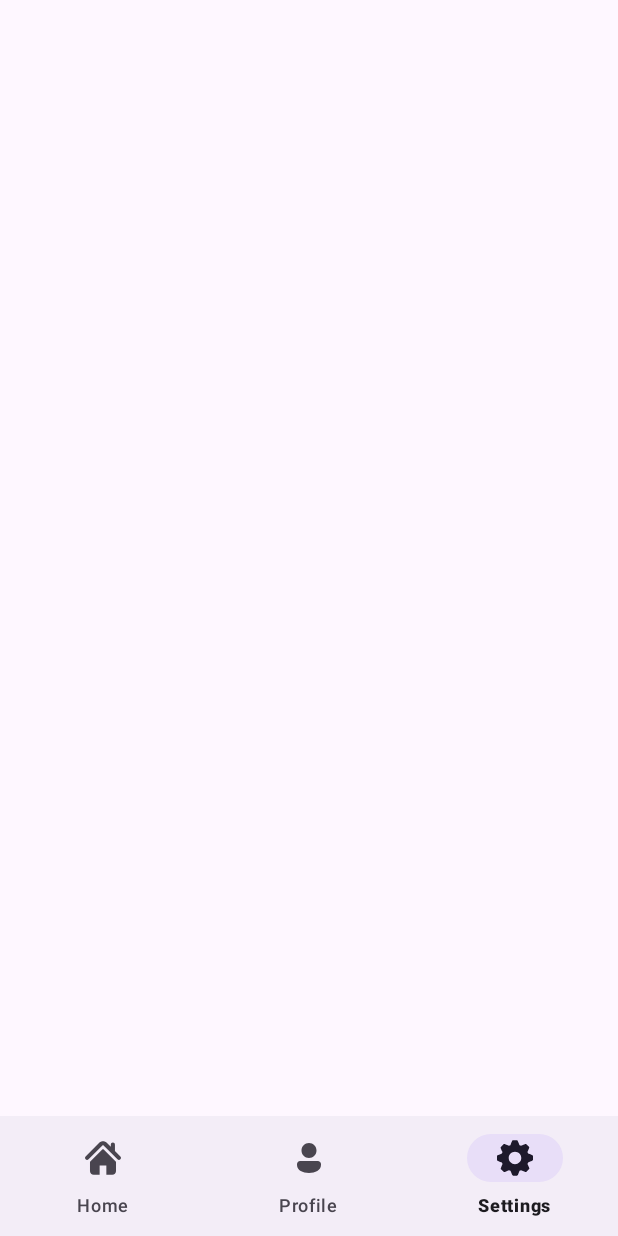
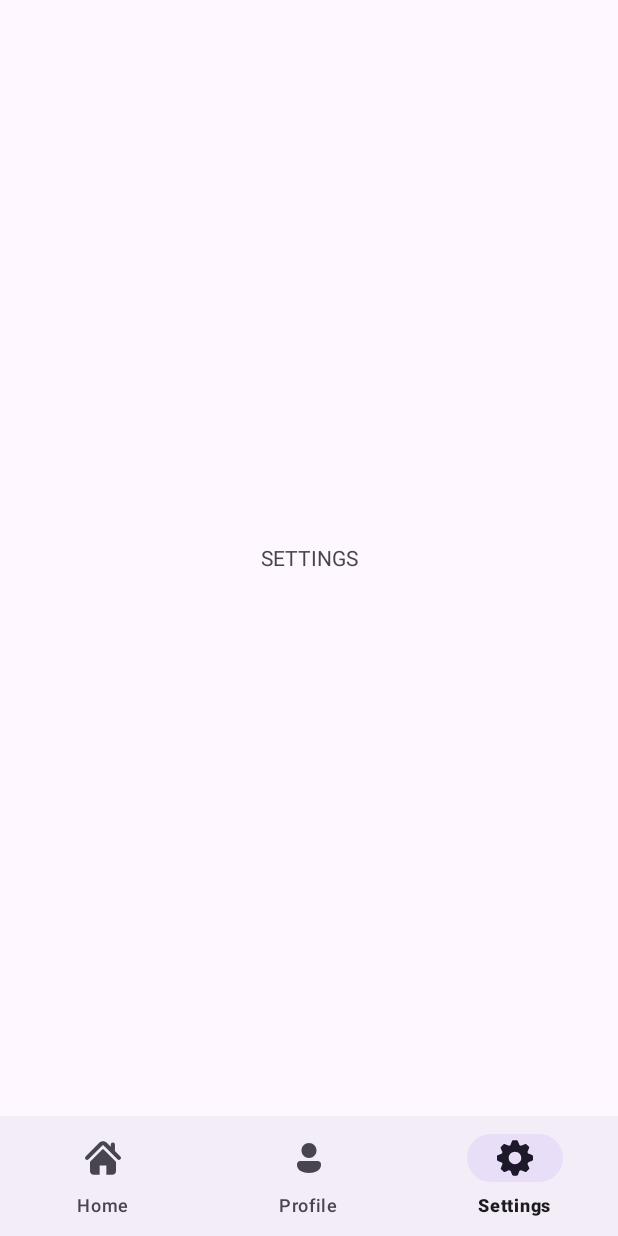
Before and after one commit to OkiMokie/Capstone, an Android app: the screen it shows after launch (MainActivity), item 3 of the bottom bar chosen, on a phone screen of 412 x 824 dp. Run offline under Robolectric (Android 15) with nearby library versions, the phone set to English and light mode, and no system bars; our stand-ins replace data binding.

Commit message:
Changes to make nav work

```diff
--- a/ElevateRetailApp/app/build.gradle.kts
+++ b/ElevateRetailApp/app/build.gradle.kts
@@ -46,6 +46,7 @@ dependencies {
     implementation(libs.material)
     implementation(libs.activity)
     implementation(libs.constraintlayout)
+    implementation("com.google.android.material:material:1.12.0")
     testImplementation(libs.junit)
     androidTestImplementation(libs.ext.junit)
     androidTestImplementation(libs.espresso.core)
--- a/ElevateRetailApp/app/src/main/java/com/example/elevateretailapp/HomeFragment.java
+++ b/ElevateRetailApp/app/src/main/java/com/example/elevateretailapp/HomeFragment.java
@@ -2,6 +2,8 @@ package com.example.elevateretailapp;
 
 import android.os.Bundle;
 
+import androidx.annotation.NonNull;
+import androidx.annotation.Nullable;
 import androidx.fragment.app.Fragment;
 
 import android.view.LayoutInflater;
@@ -55,9 +57,10 @@ public class HomeFragment extends Fragment {
         }
     }
 
+    @Nullable
     @Override
-    public View onCreateView(LayoutInflater inflater, ViewGroup container,
-                             Bundle savedInstanceState) {
+    public View onCreateView(@NonNull LayoutInflater inflater, @Nullable ViewGroup container,
+                             @Nullable Bundle savedInstanceState) {
         // Inflate the layout for this fragment
         return inflater.inflate(R.layout.fragment_home, container, false);
     }
--- a/ElevateRetailApp/app/src/main/java/com/example/elevateretailapp/MainActivity.java
+++ b/ElevateRetailApp/app/src/main/java/com/example/elevateretailapp/MainActivity.java
@@ -6,12 +6,14 @@ import com.example.elevateretailapp.databinding.ActivityMainBinding;
 import androidx.activity.EdgeToEdge;
 import androidx.appcompat.app.AppCompatActivity;
 import androidx.core.graphics.Insets;
+import androidx.fragment.app.Fragment;
 import androidx.core.view.ViewCompat;
 import androidx.core.view.WindowInsetsCompat;
 import androidx.fragment.app.Fragment;
 import androidx.fragment.app.FragmentManager;
 import androidx.fragment.app.FragmentTransaction;
 import com.example.elevateretailapp.R;
+import com.google.android.material.bottomnavigation.BottomNavigationView;
 
 
 public class MainActivity extends AppCompatActivity {
@@ -23,21 +25,28 @@ public class MainActivity extends AppCompatActivity {
         super.onCreate(savedInstanceState);
         binding = ActivityMainBinding.inflate(getLayoutInflater());
         EdgeToEdge.enable(this);
-        setContentView(binding.getRoot());
-        replaceFragment(new HomeFragment());
+        setContentView(R.layout.activity_main);
 
-        binding.bottomNavigationView.setOnItemSelectedListener(item -> {
+        BottomNavigationView bottomNavigationView = findViewById(R.id.bottomNavigationView);
+
+        Fragment homeFrag = new HomeFragment();
+        Fragment profileFrag = new ProfileFragment();
+        Fragment settingsFrag = new SettingsFragment();
+
+        setCurrentFragment(homeFrag);
+
+        bottomNavigationView.setOnNavigationItemSelectedListener(item -> {
 
             switch (item.getItemId()){
 
                 case R.id.Home:
-                    replaceFragment(new HomeFragment());
+                    setCurrentFragment(homeFrag);
                     break;
                 case R.id.Profile:
-                    replaceFragment(new ProfileFragment());
+                    setCurrentFragment(profileFrag);
                     break;
                 case R.id.Settings:
-                    replaceFragment(new SettingsFragment());
+                    setCurrentFragment(settingsFrag);
                     break;
             }
 
@@ -52,10 +61,10 @@ public class MainActivity extends AppCompatActivity {
 
     }
 
-    private void replaceFragment(Fragment fragment){
-        FragmentManager fragmentManager = getSupportFragmentManager();
-        FragmentTransaction fragmentTransaction = fragmentManager.beginTransaction();
-        fragmentTransaction.replace(R.id.frameLayout, fragment);
-        fragmentTransaction.commit();
+    private void setCurrentFragment(Fragment fragment) {
+        getSupportFragmentManager()
+                .beginTransaction()
+                .replace(R.id.frameLayout, fragment)
+                .commit();
     }
 }
--- a/ElevateRetailApp/app/src/main/res/layout/activity_main.xml
+++ b/ElevateRetailApp/app/src/main/res/layout/activity_main.xml
@@ -11,20 +11,22 @@
 
         <FrameLayout
             android:id="@+id/frameLayout"
-            android:layout_width="0dp"
+            android:layout_width="match_parent"
             android:layout_height="0dp"
-            app:layout_constraintBottom_toTopOf="parent"
+            android:layout_weight="1"
+            app:layout_constraintBottom_toTopOf="@+id/bottomNavigationView"
             app:layout_constraintEnd_toEndOf="parent"
             app:layout_constraintStart_toStartOf="parent"
-            app:layout_constraintTop_toTopOf="@+id/bottomNavigationView" />
+            app:layout_constraintTop_toTopOf="parent"
+            app:layout_constraintHorizontal_bias="0.5"/>
 
         <com.google.android.material.bottomnavigation.BottomNavigationView
             android:id="@+id/bottomNavigationView"
             android:layout_width="match_parent"
-            android:layout_height="80dp"
-            android:gravity="bottom"
+            android:layout_height="wrap_content"
             app:layout_constraintBottom_toBottomOf="parent"
             app:layout_constraintEnd_toEndOf="parent"
+            app:layout_constraintHorizontal_bias="0.5"
             app:layout_constraintStart_toStartOf="parent"
             app:menu="@menu/bottom_navigator_view" />
 
```
